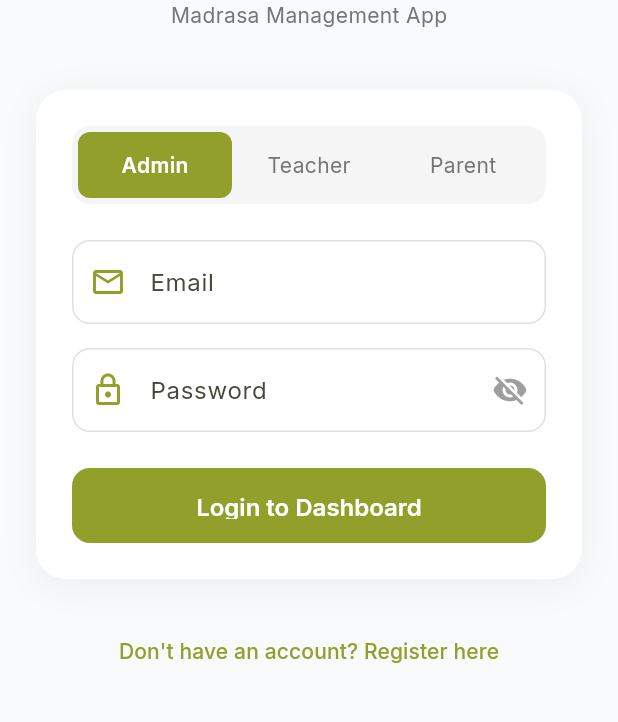
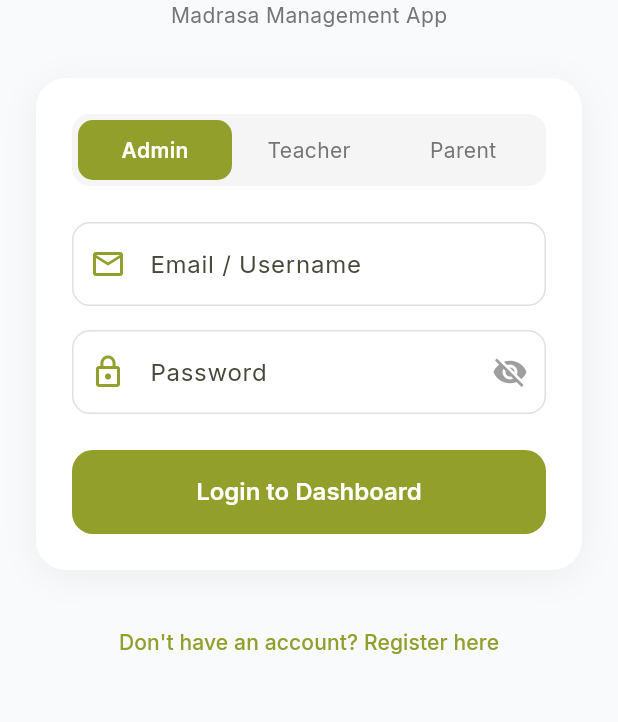
Before and after one commit to misbahudeen2-blip/Thartheeb-Madrasa-Management-App, a Flutter app: the screen it shows after launch, on a phone screen of 412 x 824 dp, the part 285-1007 px from its top. Run offline on Flutter 3.47's test engine with Material 3 defaults, Android fonts, the phone set to English and light mode, and no system bars; our stand-ins replace fl_chart, flutter_local_notifications, google_fonts, permission_handler, shared_preferences; Roboto replaces fonts that are missing (Philosopher).

Commit message:
Fixed login validation, button descender clipping, and madrasa name greeting in overview tab

```diff
--- a/tartheeb_mobile_app/lib/screens/login_screen.dart
+++ b/tartheeb_mobile_app/lib/screens/login_screen.dart
@@ -2,8 +2,8 @@ import 'package:flutter/material.dart';
 import 'package:google_fonts/google_fonts.dart';
 import '../theme/app_theme.dart';
 import '../services/api_service.dart';
+import 'dashboard_screen.dart';
 import 'register_screen.dart';
-import 'dashboard_screen.dart';
 
 class LoginScreen extends StatefulWidget {
   const LoginScreen({super.key});
@@ -41,19 +41,21 @@ class _LoginScreenState extends State<LoginScreen> {
     });
 
     try {
-      dynamic result;
       if (_selectedRoleIndex == 0) {
-        result = await ApiService.login(_emailController.text, _passwordController.text);
-      } else {
-        result = await ApiService.memberLogin(
-          _roles[_selectedRoleIndex].toLowerCase(),
-          _institutionCodeController.text,
-          _userIdController.text,
-          _passwordController.text,
-        );
+        // Admin Login
+        final email = _emailController.text.trim();
+        final password = _passwordController.text.trim();
+
+        if (email.isEmpty || password.isEmpty) {
+          setState(() {
+            _errorMessage = "Please enter your Email / Username and Password.";
+            _isLoading = false;
+          });
+          return;
         }
 
-      if (result != null) {
+        final result = await ApiService.login(email, password);
+        if (result['success'] == true) {
           if (!mounted) return;
           Navigator.pushReplacement(
             context,
@@ -61,21 +63,52 @@ class _LoginScreenState extends State<LoginScreen> {
           );
         } else {
           setState(() {
-          _errorMessage = "Login failed. Please check your credentials.";
+            _errorMessage = result['message'] ?? "Invalid Username or Password.";
           });
+        }
+      } else {
+        // Teacher / Parent Login
+        final instCode = _institutionCodeController.text.trim();
+        final userId = _userIdController.text.trim();
+        final password = _passwordController.text.trim();
+
+        if (instCode.isEmpty || userId.isEmpty || password.isEmpty) {
+          setState(() {
+            _errorMessage = "Please fill in all fields (Institution Code, ID, Password).";
+            _isLoading = false;
+          });
+          return;
+        }
+
+        final role = _roles[_selectedRoleIndex].toLowerCase();
+        final result = await ApiService.memberLogin(role, instCode, userId, password);
+        if (result['success'] == true) {
+          if (!mounted) return;
+          Navigator.pushReplacement(
+            context,
+            MaterialPageRoute(builder: (context) => const DashboardScreen()),
+          );
+        } else {
+          setState(() {
+            _errorMessage = result['message'] ?? "Invalid Institution Code, ID, or Password.";
+          });
+        }
       }
     } catch (e) {
       setState(() {
-        _errorMessage = e.toString();
+        _errorMessage = e.toString().replaceAll('Exception: ', '');
       });
     } finally {
+      if (mounted) {
         setState(() {
           _isLoading = false;
         });
       }
     }
+  }
 
-  Widget _buildTextField(TextEditingController controller, String label, {bool isPassword = false, IconData? prefixIcon}) {
+  Widget _buildTextField(TextEditingController controller, String label,
+      {bool isPassword = false, IconData? prefixIcon}) {
     return Padding(
       padding: const EdgeInsets.only(bottom: 16.0),
       child: TextField(
@@ -86,7 +119,10 @@ class _LoginScreenState extends State<LoginScreen> {
           prefixIcon: prefixIcon != null ? Icon(prefixIcon, color: AppTheme.emerald500) : null,
           suffixIcon: isPassword
               ? IconButton(
-                  icon: Icon(_obscurePassword ? Icons.visibility_off : Icons.visibility, color: Colors.grey),
+                  icon: Icon(
+                    _obscurePassword ? Icons.visibility_off : Icons.visibility,
+                    color: Colors.grey,
+                  ),
                   onPressed: () {
                     setState(() {
                       _obscurePassword = !_obscurePassword;
@@ -102,10 +138,11 @@ class _LoginScreenState extends State<LoginScreen> {
             borderRadius: BorderRadius.circular(12),
             borderSide: BorderSide(color: Colors.grey.shade300),
           ),
-          focusedBorder: OutlineInputBorder(
-            borderRadius: BorderRadius.circular(12),
-            borderSide: BorderSide(color: AppTheme.emerald500),
+          focusedBorder: const OutlineInputBorder(
+            borderRadius: BorderRadius.all(Radius.circular(12)),
+            borderSide: BorderSide(color: AppTheme.emerald500, width: 2),
           ),
+          contentPadding: const EdgeInsets.symmetric(horizontal: 16, vertical: 16),
         ),
       ),
     );
@@ -140,7 +177,7 @@ class _LoginScreenState extends State<LoginScreen> {
                     color: Colors.grey[600],
                   ),
                 ),
-                const SizedBox(height: 40),
+                const SizedBox(height: 32),
 
                 // Card for Login
                 Container(
@@ -158,7 +195,7 @@ class _LoginScreenState extends State<LoginScreen> {
                   padding: const EdgeInsets.all(24.0),
                   child: Column(
                     children: [
-                      // Role Tabs
+                      // Role Selector Tabs
                       Container(
                         decoration: BoxDecoration(
                           color: Colors.grey.shade100,
@@ -178,17 +215,18 @@ class _LoginScreenState extends State<LoginScreen> {
                                 },
                                 child: AnimatedContainer(
                                   duration: const Duration(milliseconds: 200),
-                                  padding: const EdgeInsets.symmetric(vertical: 12),
+                                  padding: const EdgeInsets.symmetric(vertical: 10),
                                   decoration: BoxDecoration(
                                     color: isSelected ? AppTheme.emerald500 : Colors.transparent,
-                                    borderRadius: BorderRadius.circular(8),
+                                    borderRadius: BorderRadius.circular(10),
                                   ),
-                                  alignment: Alignment.center,
+                                  child: Center(
                                     child: Text(
                                       _roles[index],
                                       style: GoogleFonts.inter(
                                         color: isSelected ? Colors.white : Colors.grey.shade600,
                                         fontWeight: isSelected ? FontWeight.w600 : FontWeight.normal,
+                                      ),
                                     ),
                                   ),
                                 ),
@@ -199,14 +237,14 @@ class _LoginScreenState extends State<LoginScreen> {
                       ),
                       const SizedBox(height: 24),
 
-                      // Error message
+                      // Error message display
                       if (_errorMessage != null)
                         Container(
                           padding: const EdgeInsets.all(12),
                           margin: const EdgeInsets.only(bottom: 16),
                           decoration: BoxDecoration(
                             color: Colors.red.shade50,
-                            borderRadius: BorderRadius.circular(8),
+                            borderRadius: BorderRadius.circular(10),
                             border: Border.all(color: Colors.red.shade200),
                           ),
                           child: Row(
@@ -216,7 +254,7 @@ class _LoginScreenState extends State<LoginScreen> {
                               Expanded(
                                 child: Text(
                                   _errorMessage!,
-                                  style: TextStyle(color: Colors.red.shade700, fontSize: 14),
+                                  style: TextStyle(color: Colors.red.shade700, fontSize: 13),
                                 ),
                               ),
                             ],
@@ -225,26 +263,32 @@ class _LoginScreenState extends State<LoginScreen> {
 
                       // Form Fields
                       if (_selectedRoleIndex == 0) ...[
-                        _buildTextField(_emailController, 'Email', prefixIcon: Icons.email_outlined),
+                        _buildTextField(_emailController, 'Email / Username', prefixIcon: Icons.email_outlined),
                         _buildTextField(_passwordController, 'Password', isPassword: true, prefixIcon: Icons.lock_outline),
                       ] else ...[
-                        _buildTextField(_institutionCodeController, 'Institution Code', prefixIcon: Icons.domain),
-                        _buildTextField(_userIdController, _selectedRoleIndex == 1 ? 'Teacher ID' : 'Student ID', prefixIcon: Icons.person_outline),
+                        _buildTextField(_institutionCodeController, 'Institution Code', prefixIcon: Icons.business_outlined),
+                        _buildTextField(
+                          _userIdController,
+                          _selectedRoleIndex == 1 ? 'Teacher ID' : 'Student ID',
+                          prefixIcon: Icons.badge_outlined,
+                        ),
                         _buildTextField(_passwordController, 'Password', isPassword: true, prefixIcon: Icons.lock_outline),
                       ],
 
                       const SizedBox(height: 8),
 
-                      // Login Button
+                      // Login Button (Height 56 prevents 'g' descender clipping)
                       SizedBox(
                         width: double.infinity,
-                        height: 50,
+                        height: 56,
                         child: ElevatedButton(
                           onPressed: _isLoading ? null : _login,
                           style: ElevatedButton.styleFrom(
                             backgroundColor: AppTheme.emerald500,
+                            foregroundColor: Colors.white,
+                            padding: const EdgeInsets.symmetric(vertical: 14),
                             shape: RoundedRectangleBorder(
-                              borderRadius: BorderRadius.circular(12),
+                              borderRadius: BorderRadius.circular(14),
                             ),
                             elevation: 0,
                           ),
@@ -252,7 +296,7 @@ class _LoginScreenState extends State<LoginScreen> {
                               ? const SizedBox(
                                   width: 24,
                                   height: 24,
-                                  child: CircularProgressIndicator(color: Colors.white, strokeWidth: 2),
+                                  child: CircularProgressIndicator(color: Colors.white, strokeWidth: 2.5),
                                 )
                               : Text(
                                   'Login to Dashboard',
@@ -260,6 +304,7 @@ class _LoginScreenState extends State<LoginScreen> {
                                     color: Colors.white,
                                     fontSize: 16,
                                     fontWeight: FontWeight.w600,
+                                    height: 1.2,
                                   ),
                                 ),
                         ),
```
Also changed, not shown: tartheeb_mobile_app/lib/screens/dashboard_screen.dart (+7 -5 lines), tartheeb_mobile_app/lib/screens/tabs/overview_tab.dart (+5 -10 lines). Lines whose indentation alone changed are shown as unchanged.
